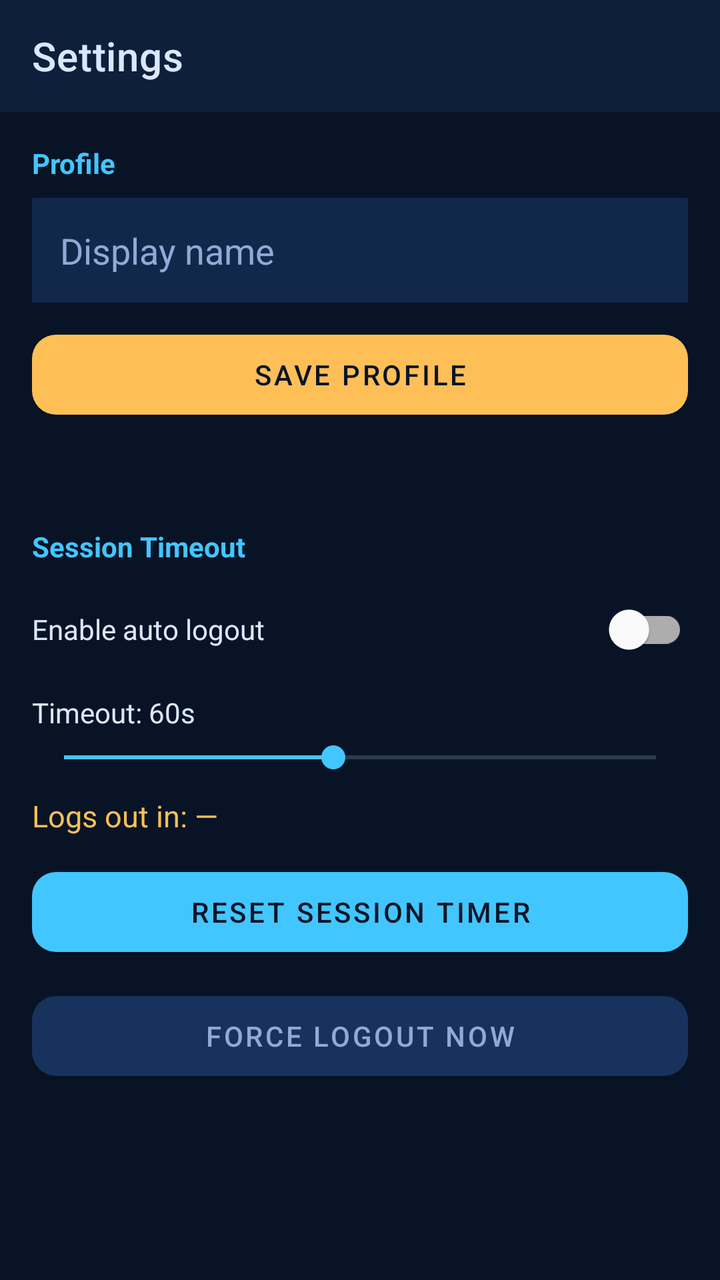
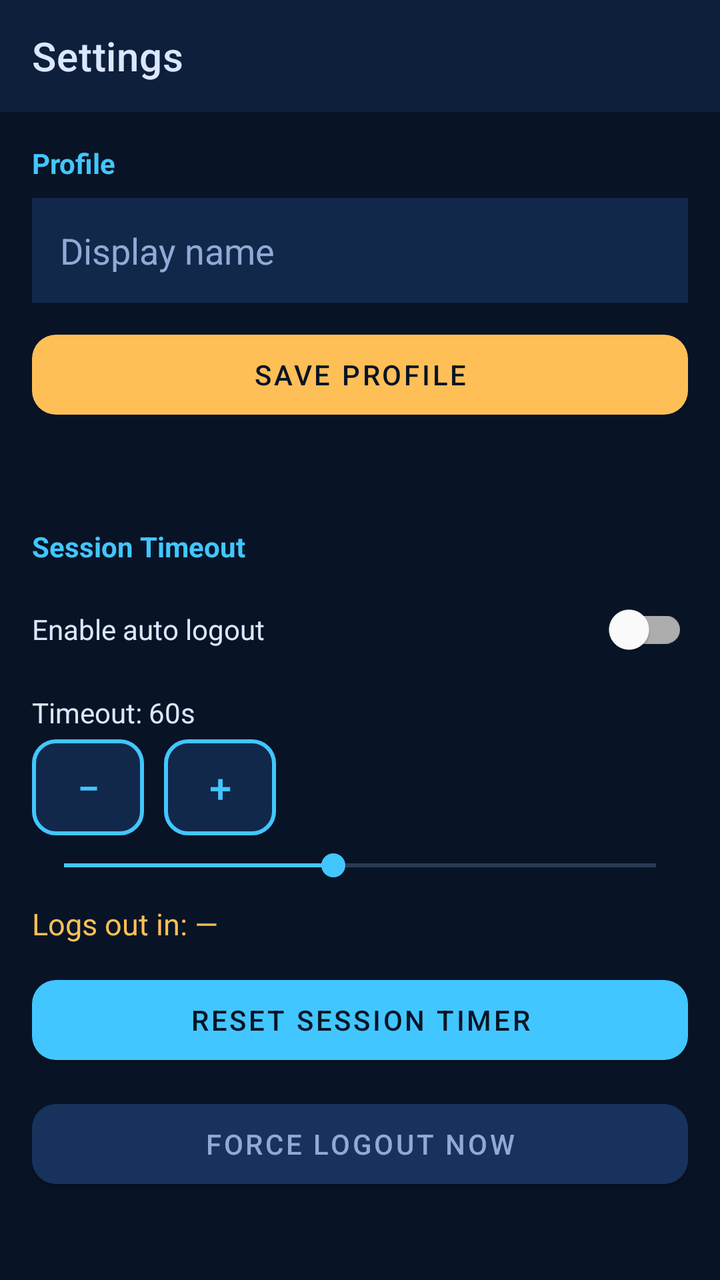

An Android layout rendered at two revisions. The XML below is the earlier revision; the diff shows what the commit changed to produce the second picture.
<!-- AndroidManifest.xml: application theme Theme.Lebyy -->
<!-- res/layout/activity_settings.xml -->
<?xml version="1.0" encoding="utf-8"?>
<androidx.drawerlayout.widget.DrawerLayout xmlns:android="http://schemas.android.com/apk/res/android"
    xmlns:app="http://schemas.android.com/apk/res-auto"
    android:id="@+id/drawerLayout"
    android:layout_width="match_parent"
    android:layout_height="match_parent"
    android:contentDescription="test-SettingsScreen">

    <LinearLayout
        android:layout_width="match_parent"
        android:layout_height="match_parent"
        android:background="@color/lebyy_bg"
        android:orientation="vertical">

        <com.google.android.material.appbar.MaterialToolbar
            android:id="@+id/toolbar"
            android:layout_width="match_parent"
            android:layout_height="?attr/actionBarSize"
            android:background="@color/lebyy_bg_2"
            android:theme="@style/ThemeOverlay.MaterialComponents.Dark.ActionBar"
            app:title="@string/settings_title"
            app:titleTextColor="@color/lebyy_text" />

        <ScrollView
            android:layout_width="match_parent"
            android:layout_height="match_parent"
            android:fillViewport="true">

            <LinearLayout
                android:id="@+id/contentRoot"
                android:layout_width="match_parent"
                android:layout_height="wrap_content"
                android:orientation="vertical"
                android:padding="16dp">

                <TextView android:layout_width="match_parent" android:layout_height="wrap_content"
                    android:text="Profile" android:textColor="@color/lebyy_primary" android:textStyle="bold" android:layout_marginBottom="8dp"/>
                <EditText android:id="@+id/displayName" android:layout_width="match_parent" android:layout_height="wrap_content"
                    android:contentDescription="test-DisplayName" android:hint="Display name"
                    android:textColor="@color/lebyy_text" android:textColorHint="@color/lebyy_muted"
                    android:background="@color/lebyy_surface" android:padding="14dp" android:layout_marginBottom="10dp"/>
                
                <com.google.android.material.button.MaterialButton
                    android:id="@+id/saveProfile"
                    android:layout_width="match_parent"
                    android:layout_height="52dp"
                    android:layout_marginBottom="10dp"
                    android:contentDescription="test-SaveProfile"
                    android:text="Save Profile"
                    android:textColor="@color/lebyy_bg"
                    app:backgroundTint="@color/lebyy_accent"
                    app:cornerRadius="12dp" />
                
                <TextView
                    android:id="@+id/profileSaved"
                    android:layout_width="match_parent"
                    android:layout_height="wrap_content"
                    android:layout_marginBottom="12dp"
                    android:contentDescription="test-ProfileSaved"
                    android:text=""
                    android:textColor="@color/lebyy_success"
                    android:textSize="15sp" />
                <TextView android:layout_width="match_parent" android:layout_height="wrap_content"
                    android:text="Session Timeout" android:textColor="@color/lebyy_primary" android:textStyle="bold" android:layout_marginTop="8dp" android:layout_marginBottom="8dp"/>
                <com.google.android.material.switchmaterial.SwitchMaterial
                    android:id="@+id/sessionTimeoutToggle"
                    android:layout_width="match_parent" android:layout_height="wrap_content"
                    android:contentDescription="test-SessionTimeoutToggle" android:text="Enable auto logout" android:textColor="@color/lebyy_text" android:layout_marginBottom="8dp"/>
                <TextView android:id="@+id/sessionTimeoutLabel" android:layout_width="match_parent" android:layout_height="wrap_content"
                    android:contentDescription="test-SessionTimeoutStepper" android:text="Timeout: 60s" android:textColor="@color/lebyy_text" android:layout_marginBottom="4dp"/>
                <SeekBar android:id="@+id/sessionTimeoutSeek" android:layout_width="match_parent" android:layout_height="wrap_content"
                    android:max="11" android:progress="5" android:contentDescription="test-SessionTimeoutSeek" android:layout_marginBottom="10dp"/>
                
                <TextView
                    android:id="@+id/sessionCountdown"
                    android:layout_width="match_parent"
                    android:layout_height="wrap_content"
                    android:layout_marginBottom="12dp"
                    android:contentDescription="test-SessionCountdown"
                    android:text="Logs out in: —"
                    android:textColor="@color/lebyy_accent"
                    android:textSize="15sp" />
                
                <com.google.android.material.button.MaterialButton
                    android:id="@+id/resetSessionTimer"
                    android:layout_width="match_parent"
                    android:layout_height="52dp"
                    android:layout_marginBottom="10dp"
                    android:contentDescription="test-ResetSessionTimer"
                    android:text="Reset Session Timer"
                    android:textColor="@color/lebyy_bg"
                    app:backgroundTint="@color/lebyy_primary"
                    app:cornerRadius="12dp" />
                
                <com.google.android.material.button.MaterialButton
                    android:id="@+id/forceLogout"
                    android:layout_width="match_parent"
                    android:layout_height="52dp"
                    android:layout_marginBottom="10dp"
                    android:contentDescription="test-ForceLogout"
                    android:text="Force Logout Now"
                    android:textColor="@color/lebyy_muted"
                    app:backgroundTint="@color/lebyy_surface_2"
                    app:cornerRadius="12dp" />

            </LinearLayout>
        </ScrollView>
    </LinearLayout>

    <com.google.android.material.navigation.NavigationView
        android:id="@+id/navigationView"
        android:layout_width="280dp"
        android:layout_height="match_parent"
        android:layout_gravity="start"
        android:background="@color/lebyy_surface"
        android:contentDescription="test-Menu-panel" />
</androidx.drawerlayout.widget.DrawerLayout>
<!-- resources referenced by this layout -->
<resources>
  <color name="lebyy_accent">#FFBF57</color>
  <color name="lebyy_bg">#081426</color>
  <color name="lebyy_bg_2">#0D1F3A</color>
  <color name="lebyy_muted">#90AAD6</color>
  <color name="lebyy_primary">#42C6FF</color>
  <color name="lebyy_success">#2DD4BF</color>
  <color name="lebyy_surface">#12284B</color>
  <color name="lebyy_surface_2">#17335D</color>
  <color name="lebyy_text">#DBE7FF</color>
  <string name="settings_title">Settings</string>
  <style name="Theme.Lebyy" parent="Theme.MaterialComponents.DayNight.NoActionBar">
          <item name="colorPrimary">@color/lebyy_primary</item>
          <item name="colorPrimaryVariant">@color/lebyy_bg_2</item>
          <item name="colorSecondary">@color/lebyy_accent</item>
          <item name="colorOnPrimary">@color/lebyy_bg</item>
          <item name="colorOnSecondary">@color/lebyy_bg</item>
          <item name="android:statusBarColor">@color/lebyy_bg</item>
          <item name="android:navigationBarColor">@color/lebyy_bg</item>
          <item name="android:windowBackground">@color/lebyy_bg</item>
          <item name="android:textColorPrimary">@color/lebyy_text</item>
          <item name="android:textColorSecondary">@color/lebyy_muted</item>
          <item name="colorControlNormal">@color/lebyy_muted</item>
          <item name="colorControlActivated">@color/lebyy_primary</item>
          <item name="materialButtonStyle">@style/Widget.Lebyy.Button</item>
          <item name="materialAlertDialogTheme">@style/ThemeOverlay.Lebyy.Dialog</item>
          <item name="alertDialogTheme">@style/ThemeOverlay.Lebyy.Dialog</item>
      </style>
  <style name="Widget.Lebyy.Button" parent="Widget.MaterialComponents.Button">
          <item name="backgroundTint">@color/lebyy_accent</item>
          <item name="android:textColor">@color/lebyy_bg</item>
          <item name="cornerRadius">12dp</item>
      </style>
  <style name="ThemeOverlay.Lebyy.Dialog" parent="ThemeOverlay.MaterialComponents.MaterialAlertDialog">
          <item name="colorPrimary">@color/lebyy_primary</item>
          <item name="colorSurface">@color/white</item>
          <item name="colorOnSurface">#0F2144</item>
          <item name="android:background">@color/white</item>
          <item name="materialAlertDialogTitleTextStyle">@style/Lebyy.Dialog.Title</item>
          <item name="materialAlertDialogBodyTextStyle">@style/Lebyy.Dialog.Body</item>
          <item name="buttonBarPositiveButtonStyle">@style/Lebyy.Dialog.Button</item>
          <item name="buttonBarNegativeButtonStyle">@style/Lebyy.Dialog.Button</item>
      </style>
  <color name="white">#FFFFFF</color>
  <style name="Lebyy.Dialog.Title" parent="MaterialAlertDialog.MaterialComponents.Title.Text">
          <item name="android:textColor">#0F2144</item>
          <item name="android:textSize">18sp</item>
          <item name="android:textStyle">bold</item>
      </style>
  <style name="Lebyy.Dialog.Body" parent="MaterialAlertDialog.MaterialComponents.Body.Text">
          <item name="android:textColor">#1F3A5F</item>
          <item name="android:textSize">15sp</item>
      </style>
  <style name="Lebyy.Dialog.Button" parent="Widget.MaterialComponents.Button.TextButton.Dialog">
          <item name="android:textColor">@color/lebyy_primary_2</item>
          <item name="android:textStyle">bold</item>
      </style>
  <color name="lebyy_primary_2">#6E8BFF</color>
</resources>

<!-- the commit's change to res/layout/activity_settings.xml (unified diff, before → after) -->
@@ -67,9 +67,51 @@
                     android:layout_width="match_parent" android:layout_height="wrap_content"
                     android:contentDescription="test-SessionTimeoutToggle" android:text="Enable auto logout" android:textColor="@color/lebyy_text" android:layout_marginBottom="8dp"/>
                 <TextView android:id="@+id/sessionTimeoutLabel" android:layout_width="match_parent" android:layout_height="wrap_content"
-                    android:contentDescription="test-SessionTimeoutStepper" android:text="Timeout: 60s" android:textColor="@color/lebyy_text" android:layout_marginBottom="4dp"/>
+                    android:contentDescription="test-SessionTimeoutLabel" android:text="Timeout: 60s" android:textColor="@color/lebyy_text" android:layout_marginBottom="4dp"/>
+
+                <LinearLayout
+                    android:layout_width="match_parent"
+                    android:layout_height="wrap_content"
+                    android:layout_marginBottom="6dp"
+                    android:gravity="center_vertical"
+                    android:orientation="horizontal">
+
+                    <com.google.android.material.button.MaterialButton
+                        android:id="@+id/sessionTimeoutMinus"
+                        style="@style/Widget.MaterialComponents.Button.OutlinedButton"
+                        android:layout_width="56dp"
+                        android:layout_height="48dp"
+                        android:layout_marginEnd="10dp"
+                        android:contentDescription="test-SessionTimeoutStepper-Minus"
+                        android:insetTop="0dp"
+                        android:insetBottom="0dp"
+                        android:text="−"
+                        android:textColor="@color/lebyy_primary"
+                        android:textSize="20sp"
+                        app:backgroundTint="@color/lebyy_surface"
+                        app:cornerRadius="12dp"
+                        app:strokeColor="@color/lebyy_primary"
+                        app:strokeWidth="2dp" />
+
+                    <com.google.android.material.button.MaterialButton
+                        android:id="@+id/sessionTimeoutPlus"
+                        style="@style/Widget.MaterialComponents.Button.OutlinedButton"
+                        android:layout_width="56dp"
+                        android:layout_height="48dp"
+                        android:contentDescription="test-SessionTimeoutStepper-Plus"
+                        android:insetTop="0dp"
+                        android:insetBottom="0dp"
+                        android:text="+"
+                        android:textColor="@color/lebyy_primary"
+                        android:textSize="20sp"
+                        app:backgroundTint="@color/lebyy_surface"
+                        app:cornerRadius="12dp"
+                        app:strokeColor="@color/lebyy_primary"
+                        app:strokeWidth="2dp" />
+                </LinearLayout>
+
                 <SeekBar android:id="@+id/sessionTimeoutSeek" android:layout_width="match_parent" android:layout_height="wrap_content"
-                    android:max="11" android:progress="5" android:contentDescription="test-SessionTimeoutSeek" android:layout_marginBottom="10dp"/>
+                    android:max="11" android:progress="5" android:contentDescription="test-SessionTimeoutStepper" android:layout_marginBottom="10dp"/>
                 
                 <TextView
                     android:id="@+id/sessionCountdown"
